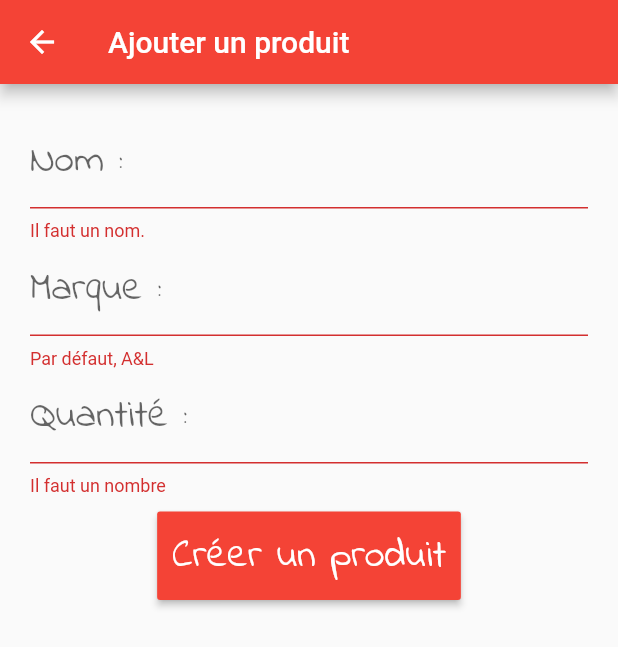
After one commit to BBenio/ben_n_liq_app, a Flutter app: the LiquidForm screen opened directly, on a phone screen of 412 x 824 dp. The commit adds this screen. Shown: the top 647 px of the screen. Run offline on Flutter 3.47's test engine with Material 2 defaults, Android fonts, the phone set to English and light mode, and no system bars.

Commit message:
widget form to add a new liquid. Save in json

```diff
--- /dev/null
+++ b/lib/liquid_form.dart
@@ -0,0 +1,132 @@
+import 'package:ben_n_liq_app/liquid.dart';
+import 'package:flutter/material.dart';
+
+class LiquidForm extends StatefulWidget {
+  @override
+  _LiquidFormState createState() => _LiquidFormState();
+}
+
+class _LiquidFormState extends State<LiquidForm> {
+  TextEditingController _controllerName;
+  TextEditingController _controllerBrand;
+  TextEditingController _controllerQuantity;
+  bool nameValidator = false;
+  bool quantityValidator = false;
+
+  @override
+  initState() {
+    super.initState();
+    _controllerName = TextEditingController();
+    _controllerBrand = TextEditingController();
+    _controllerQuantity = TextEditingController();
+  }
+
+  @override
+  Widget build(BuildContext context) {
+    return Scaffold(
+      appBar: buildAppBar(),
+      resizeToAvoidBottomPadding: false,
+      body: _buildBody(),
+    );
+  }
+
+  SingleChildScrollView _buildBody() {
+    return SingleChildScrollView(
+      padding: EdgeInsets.all(10),
+      child: Container(
+        margin: EdgeInsets.all(10),
+        child: Column(
+          children: <Widget>[
+            _buildNameField(),
+            _buildBrandField(),
+            _buildQuantityField(),
+            _buildButton(),
+          ],
+        ),
+      ),
+    );
+  }
+
+  Container _buildButton() {
+    return Container(
+      margin: EdgeInsets.all(10),
+      child: RaisedButton(
+        child: Text(
+          "Créer un produit",
+          style: Theme.of(context).textTheme.button,
+        ),
+        padding: EdgeInsets.all(10),
+        color: Theme.of(context).buttonColor,
+        disabledColor: Colors.black,
+        onPressed: () {
+          if (nameValidator && quantityValidator) {
+            int quantity = int.tryParse(_controllerQuantity.text);
+
+            Liquid liquid =
+                Liquid(_controllerName.text, _controllerBrand.text, quantity);
+
+            setState(() {
+              _controllerName.clear();
+              _controllerBrand.clear();
+              _controllerQuantity.clear();
+            });
+            Navigator.pop(context, liquid);
+          }
+        },
+      ),
+    );
+  }
+
+  TextFormField _buildQuantityField() {
+    return TextFormField(
+      textCapitalization: TextCapitalization.sentences,
+      decoration: InputDecoration(hintText: "Quantité :"),
+      controller: _controllerQuantity,
+      autovalidate: true,
+      validator: (String txt) {
+        if (int.tryParse(txt) != null) {
+          quantityValidator = true;
+          return null;
+        }
+        return "Il faut un nombre";
+      },
+    );
+  }
+
+  TextFormField _buildBrandField() {
+    return TextFormField(
+      textCapitalization: TextCapitalization.sentences,
+      decoration: InputDecoration(hintText: "Marque :"),
+      controller: _controllerBrand,
+      autovalidate: true,
+      validator: (String txt) {
+        if (txt.isNotEmpty) {
+          return null;
+        }
+        return "Par défaut, A&L";
+      },
+    );
+  }
+
+  TextFormField _buildNameField() {
+    return TextFormField(
+      textCapitalization: TextCapitalization.sentences,
+      decoration: InputDecoration(hintText: "Nom :"),
+      controller: _controllerName,
+      autovalidate: true,
+      validator: (String txt) {
+        if (txt.isNotEmpty) {
+          nameValidator = true;
+          return null;
+        }
+        return "Il faut un nom.";
+      },
+    );
+  }
+
+  AppBar buildAppBar() {
+    return AppBar(
+      title: Text("Ajouter un produit"),
+    );
+  }
+}
```
Also changed, not shown: lib/main.dart (+56 -24 lines), lib/parser.dart (+0 -36 lines), 9 other files.
